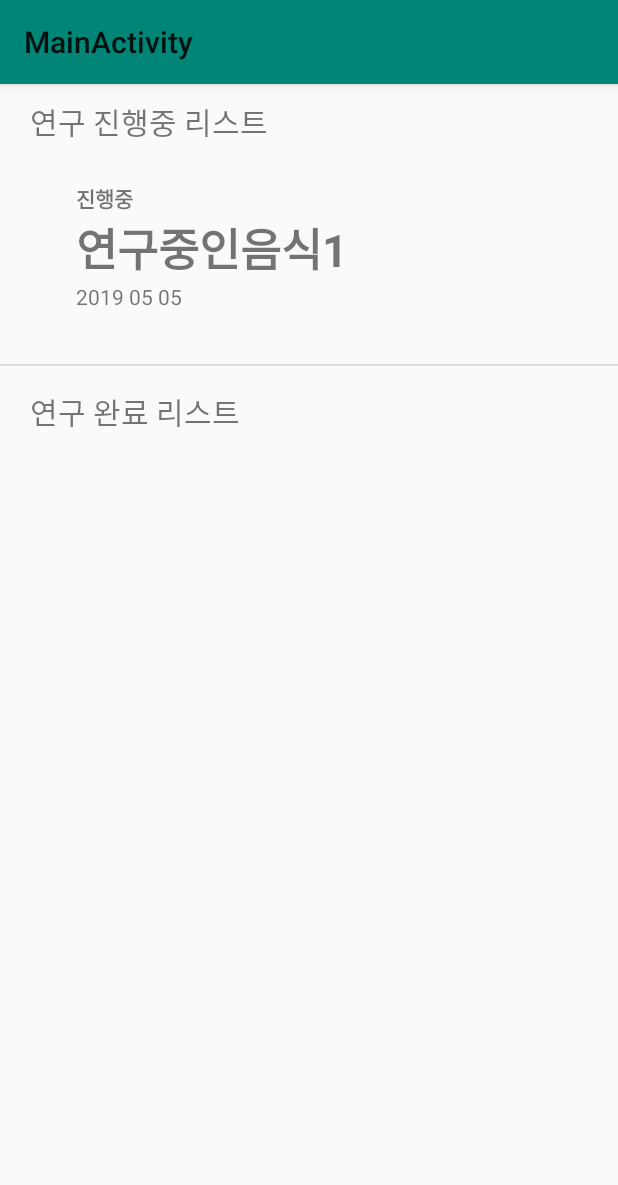
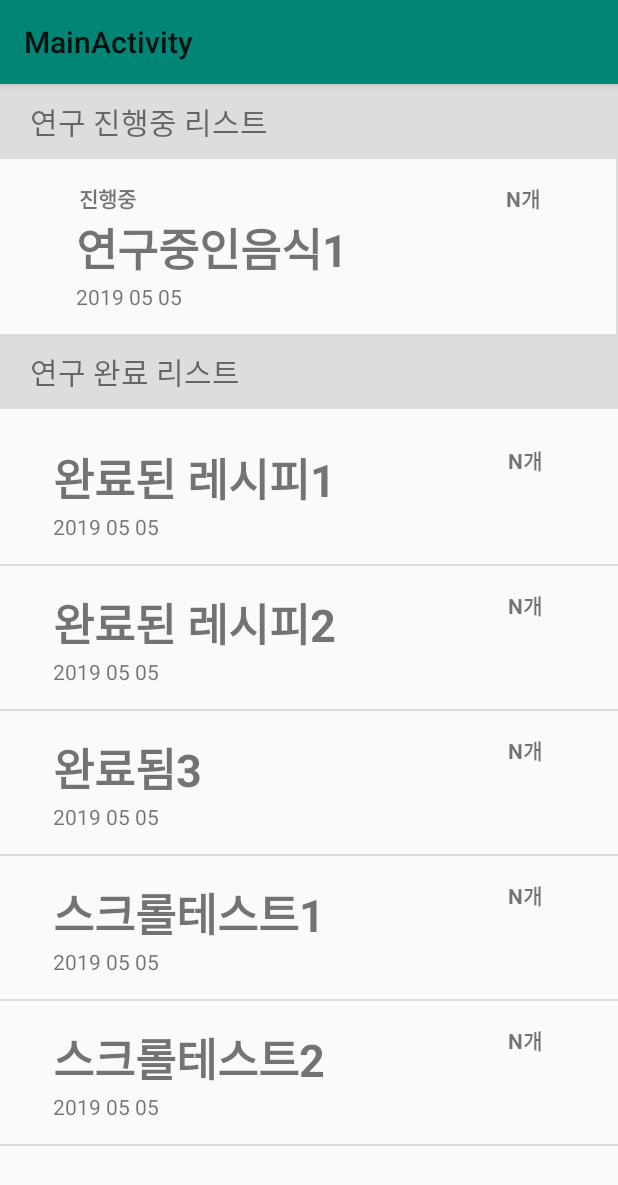
Before and after one commit to mine0697782/2019-MobileProgramming-Group-H, an Android app: the screen it shows after launch (MainActivity), on a phone screen of 412 x 824 dp. Shown: the top 1185 px of the screen. Run offline under Robolectric (Android 15) with nearby library versions, the phone set to English and light mode, and no system bars.

Commit message:
메인액티비티 하단 RecyclerView 추가, 아이템 layout에 갯수 text 추가

```diff
--- a/Android/RecipeLab/app/src/main/java/com/grouph/recipelab/activity/MainActivity.kt
+++ b/Android/RecipeLab/app/src/main/java/com/grouph/recipelab/activity/MainActivity.kt
@@ -27,10 +27,13 @@ class MainActivity : AppCompatActivity(), NavigationView.OnNavigationItemSelecte
     private val TAG = "MainActivity"
 
     var testData1: ArrayList<String> = arrayListOf("연구중인음식1", "진행중2", "테스트용데이터3")
-    var testData2: ArrayList<String> = arrayListOf("완료된 레시피1", "완료된 레시피2", "완료됨3")
+    var testData2: ArrayList<String> = arrayListOf(
+        "완료된 레시피1", "완료된 레시피2", "완료됨3", "스크롤테스트1", "스크롤테스트2")
 
     lateinit var rvTop: RecyclerView
+    lateinit var rvBottom: RecyclerView
     lateinit var adapterTop: ResearchingListAdapter
+    lateinit var adapterBottom: ResearchingListAdapter
 
     override fun onCreate(savedInstanceState: Bundle?) {
         super.onCreate(savedInstanceState)
@@ -49,17 +52,27 @@ class MainActivity : AppCompatActivity(), NavigationView.OnNavigationItemSelecte
         // 리사이클러뷰에 데이터를 바인드해주기 위해 필요한 어댑터 생성
         adapterTop = ResearchingListAdapter(testData1, this, R.layout.item_research_list_card)
         adapterTop.notifyDataSetChanged()
+        adapterBottom = ResearchingListAdapter(testData2, this, R.layout.item_research_list)
+        adapterBottom.notifyDataSetChanged()
 
         // 리사이클러뷰에 커스텀 어댑터를 설정하고, 좌우로 움직이도록 설정, 레이아웃간 구분선 추가
         rvTop = rv_list_researching
         rvTop.apply {
             adapter = adapterTop
             layoutManager = LinearLayoutManager(context ,LinearLayoutManager.HORIZONTAL, false)
-            addItemDecoration(DividerItemDecoration(context , DividerItemDecoration.VERTICAL))
+            addItemDecoration(DividerItemDecoration(context , DividerItemDecoration.HORIZONTAL))
         }
-        // 레이아웃이 화면 경계에 딱 맞춰지도록 하는 라이브러리 추가
+        // 상단의 카드 레이아웃이 화면 경계에 딱 맞춰지도록 하는 라이브러리 추가
         val snapHelper = PagerSnapHelper()
         snapHelper.attachToRecyclerView(rvTop)
+
+        rvBottom = rv_list_research_finished
+        rvBottom.apply {
+            adapter = adapterBottom
+            layoutManager = LinearLayoutManager(context ,LinearLayoutManager.VERTICAL, false)
+            addItemDecoration(DividerItemDecoration(context , DividerItemDecoration.VERTICAL))
+            isNestedScrollingEnabled = false
+        }
     }
 
     override fun onClick(v: View?) {
--- a/Android/RecipeLab/app/src/main/res/layout/content_main.xml
+++ b/Android/RecipeLab/app/src/main/res/layout/content_main.xml
@@ -25,6 +25,7 @@
                 <TextView
                     android:layout_width="match_parent"
                     android:layout_height="wrap_content"
+                    android:background="#DDDDDD"
                     android:paddingStart="20dp"
                     android:paddingTop="10dp"
                     android:paddingBottom="10dp"
@@ -34,15 +35,16 @@
                 <androidx.recyclerview.widget.RecyclerView
                     android:id="@+id/rv_list_researching"
                     android:layout_width="match_parent"
-                    android:layout_height="wrap_content"/>
+                    android:layout_height="wrap_content" />
 
                 <TextView
                     android:layout_width="match_parent"
                     android:layout_height="wrap_content"
                     android:layout_marginBottom="8dp"
+                    android:background="#DDDDDD"
                     android:paddingStart="20dp"
-                    android:paddingTop="15dp"
-                    android:paddingBottom="15dp"
+                    android:paddingTop="10dp"
+                    android:paddingBottom="10dp"
                     android:text="연구 완료 리스트"
                     android:textAlignment="textStart"
                     android:textSize="20sp" />
@@ -50,8 +52,7 @@
                 <androidx.recyclerview.widget.RecyclerView
                     android:id="@+id/rv_list_research_finished"
                     android:layout_width="match_parent"
-                    android:layout_height="wrap_content"
-                    android:scrollbars="none" />
+                    android:layout_height="wrap_content" />
             </LinearLayout>
         </ScrollView>
     </LinearLayout>
--- /dev/null
+++ b/Android/RecipeLab/app/src/main/res/layout/item_research_list.xml
@@ -0,0 +1,44 @@
+<?xml version="1.0" encoding="utf-8"?>
+<androidx.constraintlayout.widget.ConstraintLayout xmlns:android="http://schemas.android.com/apk/res/android"
+    xmlns:app="http://schemas.android.com/apk/res-auto"
+    android:orientation="vertical"
+    android:layout_width="match_parent"
+    android:layout_height="wrap_content">
+
+
+    <androidx.constraintlayout.widget.ConstraintLayout
+        android:layout_width="match_parent"
+        android:layout_height="wrap_content"
+        android:layout_marginStart="20dp"
+        android:layout_marginEnd="20dp"
+        android:padding="15dp">
+
+    <TextView
+        android:id="@+id/text_research_coffee_name"
+        android:layout_width="wrap_content"
+        android:layout_height="wrap_content"
+        android:text="케냐 AA"
+        android:textSize="30dp"
+        android:textStyle="bold"
+        app:layout_constraintTop_toTopOf="parent"/>
+
+    <TextView
+        android:id="@+id/text_research_coffee_date"
+        android:layout_width="wrap_content"
+        android:layout_height="wrap_content"
+        android:text="2019 05 05"
+        android:textSize="14dp"
+        app:layout_constraintTop_toBottomOf="@id/text_research_coffee_name"/>
+
+    <TextView
+        android:id="@+id/text_num_research"
+        android:layout_width="wrap_content"
+        android:layout_height="wrap_content"
+        android:paddingStart="20dp"
+        android:paddingEnd="15dp"
+        android:text="N개"
+        android:textStyle="bold"
+        app:layout_constraintRight_toRightOf="parent" />
+
+    </androidx.constraintlayout.widget.ConstraintLayout>
+</androidx.constraintlayout.widget.ConstraintLayout>
--- a/Android/RecipeLab/app/src/main/res/layout/item_research_list_card.xml
+++ b/Android/RecipeLab/app/src/main/res/layout/item_research_list_card.xml
@@ -3,7 +3,6 @@
     xmlns:app="http://schemas.android.com/apk/res-auto"
     android:layout_width="match_parent"
     android:layout_height="wrap_content"
-    android:layout_marginBottom="20dp"
     android:orientation="vertical">
 
     <androidx.constraintlayout.widget.ConstraintLayout
@@ -17,9 +16,19 @@
             android:id="@+id/text_on_going"
             android:layout_width="wrap_content"
             android:layout_height="wrap_content"
-            android:paddingStart="15dp"
+            android:paddingStart="17dp"
             android:text="진행중"
             android:textStyle="bold" />
+
+        <TextView
+            android:id="@+id/text_num_research"
+            android:layout_width="wrap_content"
+            android:layout_height="wrap_content"
+            android:paddingStart="20dp"
+            android:paddingEnd="15dp"
+            android:text="N개"
+            android:textStyle="bold"
+            app:layout_constraintRight_toRightOf="parent" />
 
         <TextView
             android:id="@+id/text_research_coffee_name"
```
